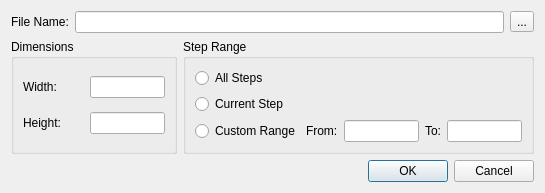
Before: the Qt Designer form common/lc_imagedialog.ui in nathaneltitane/studworx, drawn with Qt 5.
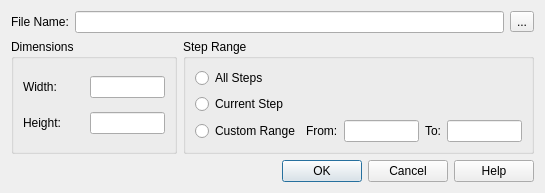
After: the same form once the commit is applied.

Commit message: Add contextual help to Array and Save Image dialogs

Patch:
```diff
--- a/common/lc_imagedialog.ui
+++ b/common/lc_imagedialog.ui
@@ -193,7 +193,7 @@
       <enum>Qt::Horizontal</enum>
      </property>
      <property name="standardButtons">
-      <set>QDialogButtonBox::Cancel|QDialogButtonBox::Ok</set>
+      <set>QDialogButtonBox::Cancel|QDialogButtonBox::Help|QDialogButtonBox::Ok</set>
      </property>
     </widget>
    </item>
```
Left out of the diff: 78 changed lines with no effect on the pictures. The commit also changes 15 other files.
